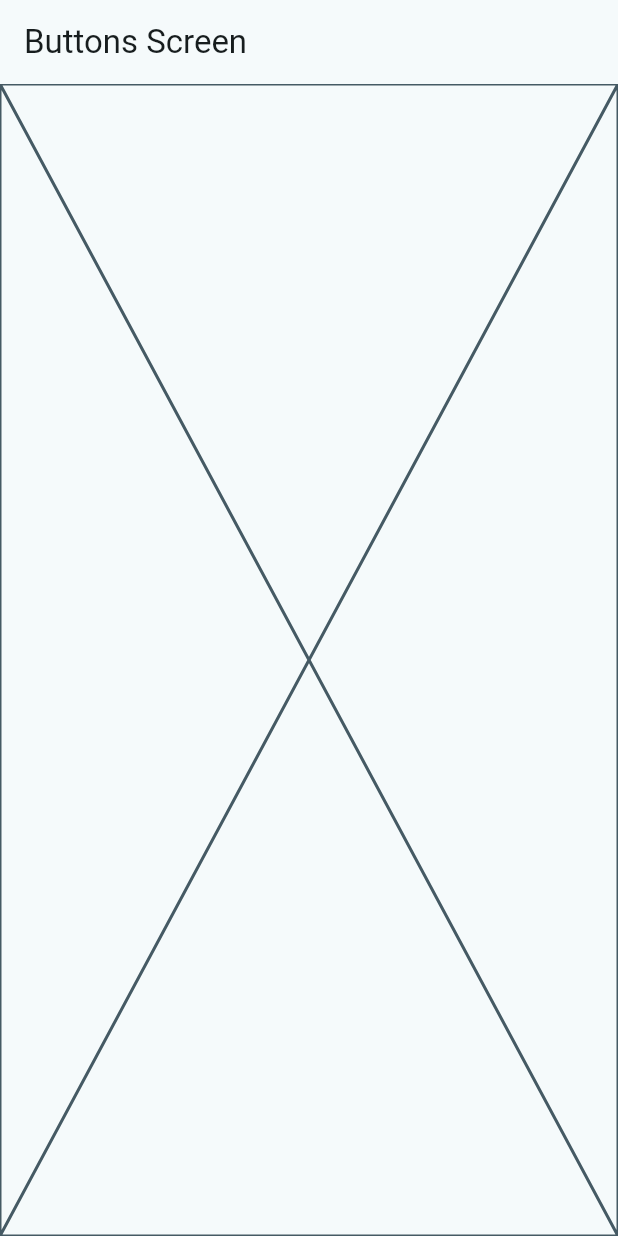
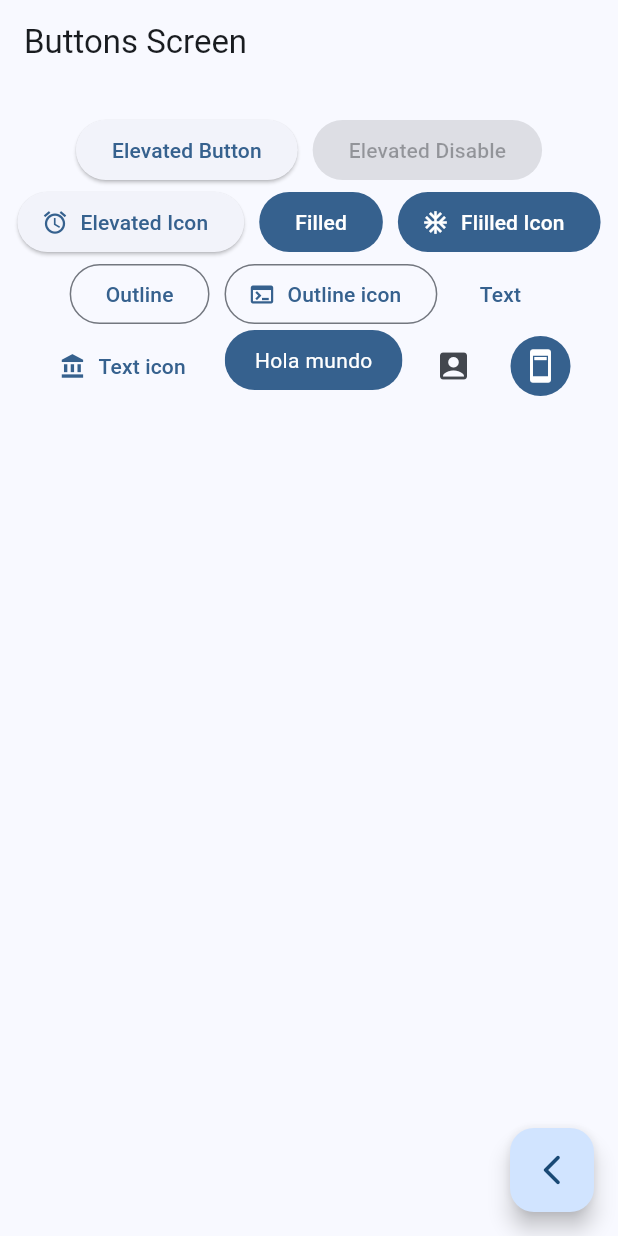
Before and after one commit to AlonsoAM/Widgets-app-flutter, a Flutter app: the ButtonsScreen screen opened by its route, on a phone screen of 412 x 824 dp. Run offline on Flutter 3.47's test engine with Material 2 defaults, Android fonts, the phone set to English and light mode, and no system bars; our stand-ins replace go_router.

Commit message:
Buttons Screem finished

```diff
--- a/lib/main.dart
+++ b/lib/main.dart
@@ -14,7 +14,7 @@ class MainApp extends StatelessWidget {
     return MaterialApp.router(
       routerConfig: appRouter,
       debugShowCheckedModeBanner: false,
-      theme: AppTheme(selectedColor: 8).getTheme(),
+      theme: AppTheme(selectedColor: 0).getTheme(),
     );
   }
 }
--- a/lib/presentations/screens/buttons/buttons_screen.dart
+++ b/lib/presentations/screens/buttons/buttons_screen.dart
@@ -1,4 +1,5 @@
 import 'package:flutter/material.dart';
+import 'package:go_router/go_router.dart';
 
 class ButtonsScreen extends StatelessWidget {
   const ButtonsScreen({super.key});
@@ -9,7 +10,93 @@ class ButtonsScreen extends StatelessWidget {
       appBar: AppBar(
         title: const Text('Buttons Screen'),
       ),
-      body: const Placeholder(),
+      body: const _ButtonsView(),
+      floatingActionButton: FloatingActionButton(
+        onPressed: () {
+          context.pop();
+        },
+        child: const Icon(Icons.arrow_back_ios_new_rounded),
+      ),
     );
   }
 }
+
+class _ButtonsView extends StatelessWidget {
+  const _ButtonsView();
+
+  @override
+  Widget build(BuildContext context) {
+    final colors = Theme.of(context).colorScheme;
+    return SizedBox(
+      width: double.infinity,
+      child: Padding(
+        padding: const EdgeInsets.symmetric(horizontal: 10, vertical: 20),
+        child: Wrap(
+          spacing: 10,
+          alignment: WrapAlignment.center,
+          children: [
+            ElevatedButton(
+                onPressed: () {}, child: const Text('Elevated Button')),
+            const ElevatedButton(
+                onPressed: null, child: Text('Elevated Disable')),
+            ElevatedButton.icon(
+                onPressed: () {},
+                icon: const Icon(Icons.access_alarm_outlined),
+                label: const Text('Elevated Icon')),
+            FilledButton(onPressed: () {}, child: const Text('Filled')),
+            FilledButton.icon(
+                onPressed: () {},
+                icon: const Icon(Icons.ac_unit),
+                label: const Text('Flilled Icon')),
+            OutlinedButton(onPressed: () {}, child: const Text('Outline')),
+            OutlinedButton.icon(
+                onPressed: () {},
+                icon: const Icon(Icons.terminal),
+                label: const Text('Outline icon')),
+            TextButton(onPressed: () {}, child: const Text('Text')),
+            TextButton.icon(
+                onPressed: () {},
+                icon: const Icon(Icons.account_balance_sharp),
+                label: const Text('Text icon')),
+            // Boton personalizado
+            const CustomButton(),
+            IconButton(onPressed: () {}, icon: const Icon(Icons.account_box)),
+            IconButton(
+              onPressed: () {},
+              icon: const Icon(Icons.ad_units),
+              style: ButtonStyle(
+                  backgroundColor: MaterialStatePropertyAll(colors.primary),
+                  iconColor: const MaterialStatePropertyAll(Colors.white)),
+            )
+          ],
+        ),
+      ),
+    );
+  }
+}
+
+class CustomButton extends StatelessWidget {
+  const CustomButton({super.key});
+
+  @override
+  Widget build(BuildContext context) {
+    final colors = Theme.of(context).colorScheme;
+
+    return ClipRRect(
+      borderRadius: BorderRadius.circular(20),
+      child: Material(
+        color: colors.primary,
+        child: InkWell(
+          onTap: () {},
+          child: const Padding(
+            padding: EdgeInsets.symmetric(horizontal: 20, vertical: 10),
+            child: Text(
+              'Hola mundo',
+              style: TextStyle(color: Colors.white),
+            ),
+          ),
+        ),
+      ),
+    );
+  }
+}
```
